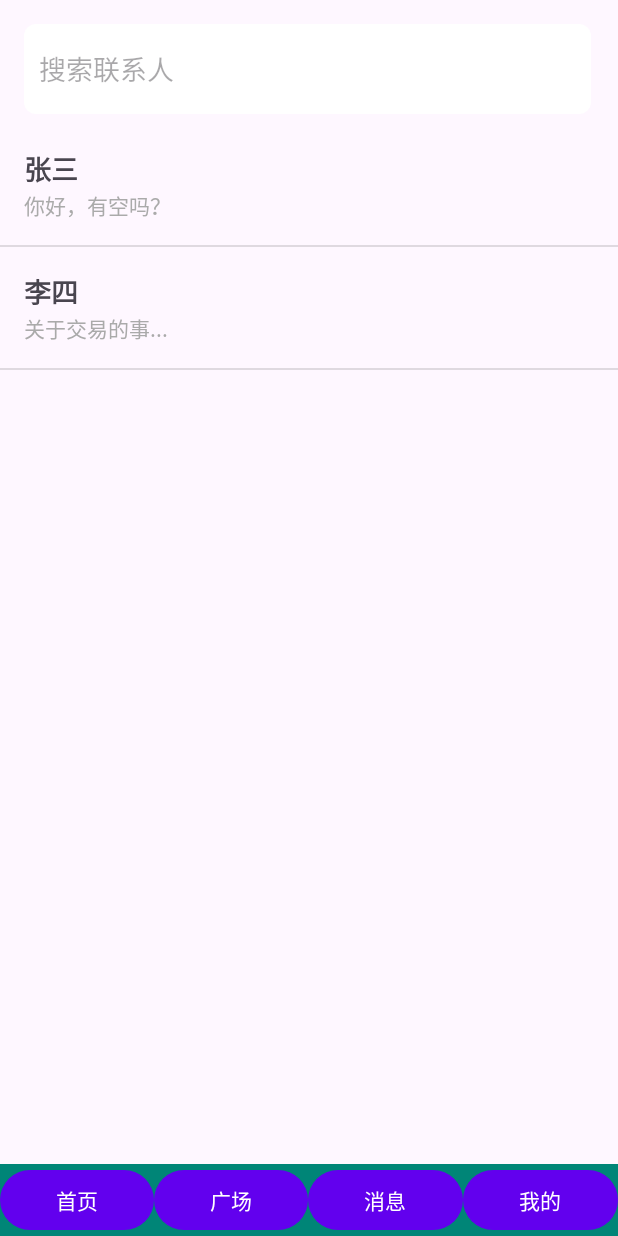
After one commit to MaX-We1l1/BUAA_Android-TradingAssistant, an Android app: the ChatListActivity screen opened directly, with no data from a screen before it, on a phone screen of 412 x 824 dp. The commit adds this screen. Run offline under Robolectric (Android 15) with nearby library versions, the phone set to English and light mode, and no system bars.

Commit message:
初步实现聊天系统的UI

```diff
--- /dev/null
+++ b/Market/app/src/main/java/com/example/myapplication/chat/ChatAdapter.java
@@ -0,0 +1,36 @@
+package com.example.myapplication.chat;
+
+import android.content.Context;
+import android.view.LayoutInflater;
+import android.view.View;
+import android.view.ViewGroup;
+import android.widget.ArrayAdapter;
+import android.widget.TextView;
+
+import com.example.myapplication.R;
+
+import java.util.List;
+
+public class ChatAdapter extends ArrayAdapter<ChatItem> {
+
+    public ChatAdapter(Context context, List<ChatItem> chats) {
+        super(context, 0, chats);
+    }
+
+    @Override
+    public View getView(int position, View convertView, ViewGroup parent) {
+        ChatItem chat = getItem(position);
+
+        if (convertView == null) {
+            convertView = LayoutInflater.from(getContext()).inflate(R.layout.item_chat, parent, false);
+        }
+
+        TextView chatName = convertView.findViewById(R.id.chat_name);
+        TextView chatPreview = convertView.findViewById(R.id.chat_preview);
+
+        chatName.setText(chat.getName());
+        chatPreview.setText(chat.getLastMessage());
+
+        return convertView;
+    }
+}
--- /dev/null
+++ b/Market/app/src/main/java/com/example/myapplication/chat/ChatItem.java
@@ -0,0 +1,25 @@
+package com.example.myapplication.chat;
+
+public class ChatItem {
+    private String id; // 聊天 ID
+    private String name; // 聊天者名字
+    private String lastMessage; // 最后消息
+
+    public ChatItem(String id, String name, String lastMessage) {
+        this.id = id;
+        this.name = name;
+        this.lastMessage = lastMessage;
+    }
+
+    public String getId() {
+        return id;
+    }
+
+    public String getName() {
+        return name;
+    }
+
+    public String getLastMessage() {
+        return lastMessage;
+    }
+}
--- /dev/null
+++ b/Market/app/src/main/java/com/example/myapplication/chat/ChatListActivity.java
@@ -0,0 +1,67 @@
+package com.example.myapplication.chat;
+
+import android.content.Intent;
+import android.os.Bundle;
+import android.view.View;
+import android.widget.Button;
+import android.widget.EditText;
+import android.widget.ImageView;
+import android.widget.ListView;
+import android.widget.Toast;
+import androidx.appcompat.app.AppCompatActivity;
+
+import com.example.myapplication.R;
+
+import java.util.ArrayList;
+
+public class ChatListActivity extends AppCompatActivity {
+
+    private ListView chatListView;
+    private EditText searchBox;
+    private ImageView searchButton, menuButton;
+    private ChatAdapter chatAdapter; // 你的聊天适配器
+    private ArrayList<ChatItem> chatList; // 聊天列表数据
+
+    @Override
+    protected void onCreate(Bundle savedInstanceState) {
+        super.onCreate(savedInstanceState);
+        setContentView(R.layout.activity_chatlist);
+
+        chatListView = findViewById(R.id.chat_list_view);
+        searchBox = findViewById(R.id.search_box);
+        // TODO: 搜索功能以及菜单功能仍未完善
+//        searchButton = findViewById(R.id.search_button);
+//        menuButton = findViewById(R.id.menu_button);
+
+        // 初始化聊天列表
+        chatList = new ArrayList<>();
+        // TODO: 添加聊天数据到 chatList
+        chatList.add(new ChatItem("1", "张三", "你好，有空吗？"));
+        chatList.add(new ChatItem("2", "李四", "关于交易的事..."));
+
+
+        chatAdapter = new ChatAdapter(this, chatList);
+        chatListView.setAdapter(chatAdapter);
+
+        // 点击事件
+//        searchButton.setOnClickListener(v -> {
+//            // TODO: 实现搜索功能
+//            String query = searchBox.getText().toString();
+//            // 示例：过滤聊天列表
+//            Toast.makeText(this, "搜索功能待实现: " + query, Toast.LENGTH_SHORT).show();
+//        });
+
+//        menuButton.setOnClickListener(v -> {
+//            // TODO: 实现菜单功能
+//            Toast.makeText(this, "菜单功能待实现", Toast.LENGTH_SHORT).show();
+//        });
+
+        // 点击聊天列表项跳转到具体聊天界面
+        chatListView.setOnItemClickListener((parent, view, position, id) -> {
+            // TODO: 跳转到聊天界面
+            Intent intent = new Intent(ChatListActivity.this, ChatDetailActivity.class);
+            intent.putExtra("chat_id", chatList.get(position).getId()); // 传递聊天 ID
+            startActivity(intent);
+        });
+    }
+}
--- /dev/null
+++ b/Market/app/src/main/res/drawable/search_background.xml
@@ -0,0 +1,10 @@
+<shape xmlns:android="http://schemas.android.com/apk/res/android"
+    android:shape="rectangle">
+    <solid android:color="#FFFFFF" /> <!-- 背景色 -->
+    <corners android:radius="8dp" /> <!-- 圆角 -->
+    <padding
+        android:left="10dp"
+        android:right="10dp"
+        android:top="5dp"
+        android:bottom="5dp" />
+</shape>
--- /dev/null
+++ b/Market/app/src/main/res/layout/activity_chatlist.xml
@@ -0,0 +1,71 @@
+<?xml version="1.0" encoding="utf-8"?>
+<RelativeLayout xmlns:android="http://schemas.android.com/apk/res/android"
+    android:layout_width="match_parent"
+    android:layout_height="match_parent">
+
+    <EditText
+        android:id="@+id/search_box"
+        android:layout_width="378dp"
+        android:layout_height="60dp"
+        android:layout_marginStart="16dp"
+        android:layout_marginLeft="16dp"
+        android:layout_marginTop="16dp"
+        android:layout_marginEnd="16dp"
+        android:layout_marginRight="16dp"
+        android:layout_marginBottom="16dp"
+        android:background="@drawable/search_background"
+        android:hint="搜索联系人"
+        android:padding="10dp" /> <!-- 自定义背景 -->
+
+    <ListView
+        android:id="@+id/chat_list_view"
+        android:layout_width="match_parent"
+        android:layout_height="616dp"
+        android:layout_above="@id/bottom_navigation"
+        android:layout_below="@id/search_box"
+        android:layout_marginTop="-9dp"
+        android:layout_marginBottom="0dp"
+        android:layout_weight="1" />
+
+    <LinearLayout
+        android:id="@+id/bottom_navigation"
+        android:layout_width="match_parent"
+        android:layout_height="wrap_content"
+        android:layout_alignParentBottom="true"
+        android:orientation="horizontal"
+        android:background="@color/colorPrimary">
+
+        <Button
+            android:id="@+id/button_home"
+            android:layout_width="0dp"
+            android:layout_height="wrap_content"
+            android:layout_weight="1"
+            android:text="首页"
+            android:textColor="@android:color/white"/>
+
+        <Button
+            android:id="@+id/button_square"
+            android:layout_width="0dp"
+            android:layout_height="wrap_content"
+            android:layout_weight="1"
+            android:text="广场"
+            android:textColor="@android:color/white"/>
+
+        <Button
+            android:id="@+id/button_messages"
+            android:layout_width="0dp"
+            android:layout_height="wrap_content"
+            android:layout_weight="1"
+            android:text="消息"
+            android:textColor="@android:color/white"/>
+
+        <Button
+            android:id="@+id/button_profile"
+            android:layout_width="0dp"
+            android:layout_height="wrap_content"
+            android:layout_weight="1"
+            android:text="我的"
+            android:textColor="@android:color/white"/>
+    </LinearLayout>
+
+</RelativeLayout>
--- /dev/null
+++ b/Market/app/src/main/res/layout/item_chat.xml
@@ -0,0 +1,21 @@
+<?xml version="1.0" encoding="utf-8"?>
+<LinearLayout xmlns:android="http://schemas.android.com/apk/res/android"
+    android:layout_width="match_parent"
+    android:layout_height="wrap_content"
+    android:orientation="vertical"
+    android:padding="16dp">
+
+    <TextView
+        android:id="@+id/chat_name"
+        android:layout_width="wrap_content"
+        android:layout_height="wrap_content"
+        android:textSize="18sp"
+        android:textStyle="bold" />
+
+    <TextView
+        android:id="@+id/chat_preview"
+        android:layout_width="wrap_content"
+        android:layout_height="wrap_content"
+        android:textSize="14sp"
+        android:textColor="@android:color/darker_gray" />
+</LinearLayout>
```
Also changed, not shown: Market/app/src/main/AndroidManifest.xml (+15 -0 lines), Market/app/src/main/java/com/example/myapplication/HomepageActivity.java (+22 -1 lines), Market/app/src/main/java/com/example/myapplication/chat/ChatDetailActivity.java (added, +48 -0 lines), Market/app/src/main/res/layout/activity_chat_detail.xml (added, +30 -0 lines), Market/app/src/main/res/layout/activity_homepage.xml (added, +53 -0 lines), Market/app/src/main/res/drawable/ic_menu.png (added), Market/app/src/main/res/drawable/ic_search.png (added), 1 other file.
